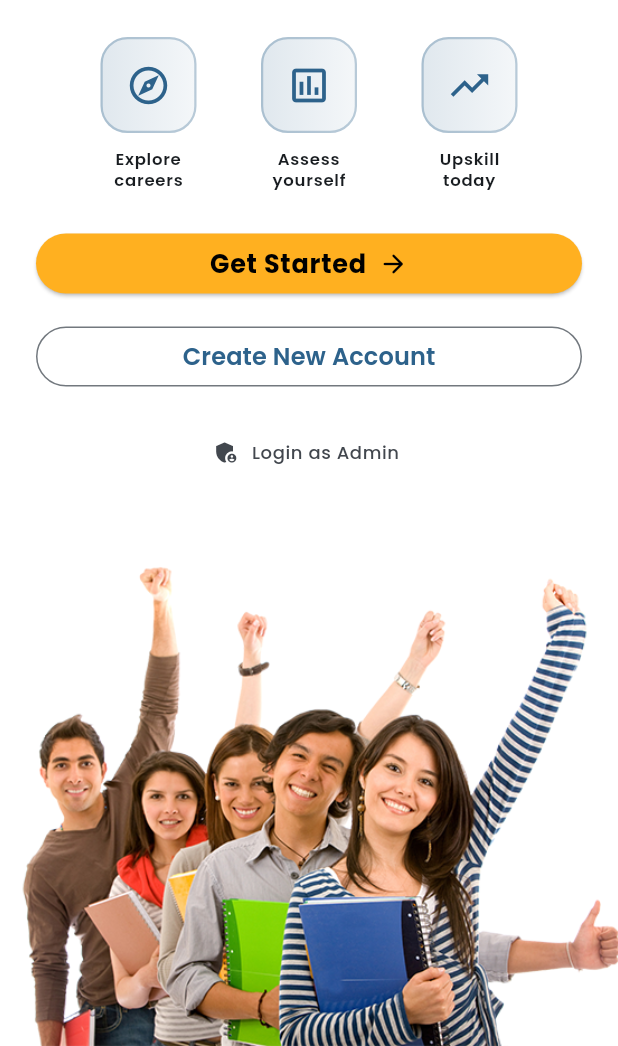
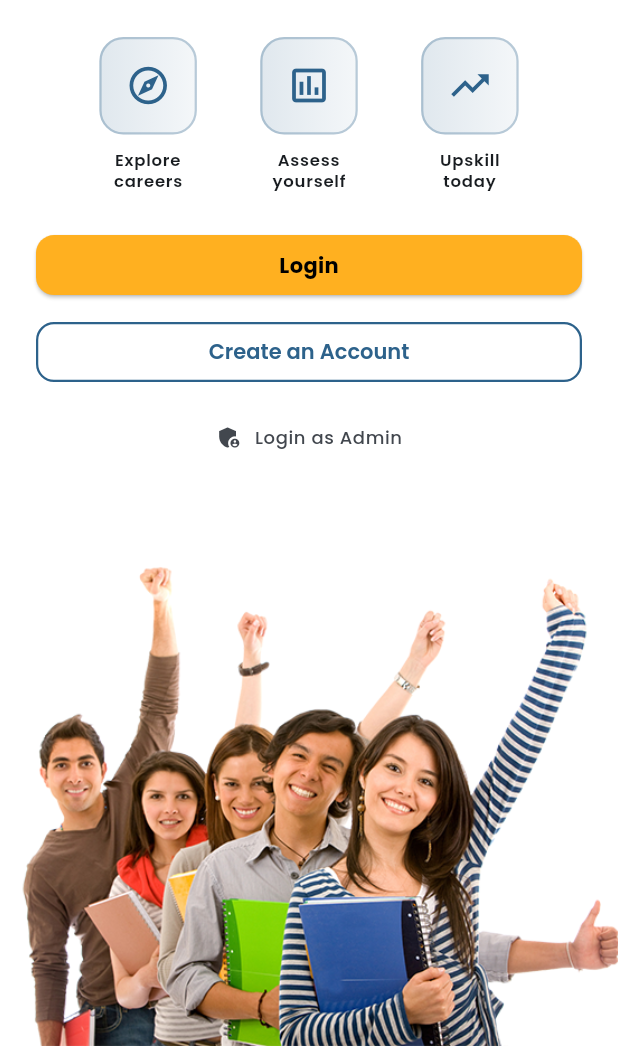
Before and after one commit to pratham-sarankar/student_training_app, a Flutter app: the screen it shows after launch, on a phone screen of 412 x 824 dp, the part 190-1236 px from its top. Run offline on Flutter 3.47's test engine with Material 3 defaults, Android fonts, the phone set to English and light mode, and no system bars; our stand-ins replace carousel_slider, cloud_firestore, firebase_auth, firebase_core, geocoding, geolocator and 8 more; accounts and stored records are empty.

Commit message:
Remove forui.

```diff
--- a/lib/core/theme/theme.dart
+++ b/lib/core/theme/theme.dart
@@ -345,6 +345,24 @@ class MaterialTheme {
     ),
     scaffoldBackgroundColor: colorScheme.surface,
     canvasColor: colorScheme.surface,
+    elevatedButtonTheme: ElevatedButtonThemeData(
+      style: ElevatedButton.styleFrom(
+        minimumSize: Size.fromHeight(40),
+        padding: const EdgeInsets.symmetric(vertical: 10),
+        shape: RoundedRectangleBorder(borderRadius: BorderRadius.circular(12)),
+      ),
+    ),
+    outlinedButtonTheme: OutlinedButtonThemeData(
+      style: OutlinedButton.styleFrom(
+        minimumSize: Size.fromHeight(40),
+        shape: RoundedRectangleBorder(borderRadius: BorderRadius.circular(12)),
+        side: BorderSide(color: colorScheme.primary, width: 1.5),
+        textStyle: textTheme.bodyMedium?.copyWith(
+          color: colorScheme.primary,
+          fontWeight: FontWeight.w600,
+        ),
+      ),
+    ),
   );
 
   List<ExtendedColor> get extendedColors => [];
--- a/lib/features/auth/widgets/password_form_field.dart
+++ b/lib/features/auth/widgets/password_form_field.dart
@@ -1,4 +1,5 @@
 import 'package:flutter/material.dart';
+import 'package:icons_plus/icons_plus.dart';
 
 class PasswordFormField extends StatefulWidget {
   const PasswordFormField({super.key, this.controller});
@@ -18,6 +19,7 @@ class _PasswordFormFieldState extends State<PasswordFormField> {
 
   @override
   Widget build(BuildContext context) {
+    final theme = Theme.of(context);
     return TextField(
       controller: widget.controller,
       decoration: InputDecoration(
@@ -29,6 +31,10 @@ class _PasswordFormFieldState extends State<PasswordFormField> {
           ),
           onPressed: _toggleObscureText,
         ),
+        border: UnderlineInputBorder(borderRadius: BorderRadius.circular(12)),
+        prefixIcon: Icon(HeroIcons.lock_closed),
+        fillColor: theme.colorScheme.surfaceBright,
+        filled: true,
       ),
       obscureText: _obscureText,
       textInputAction: TextInputAction.done,
--- a/lib/features/onboarding/welcome_screen.dart
+++ b/lib/features/onboarding/welcome_screen.dart
@@ -84,11 +84,12 @@ class WelcomeScreen extends StatelessWidget {
 
                   // Primary Action Button with enhanced styling
                   ElevatedButton(
-                    style: ButtonStyle(
-                      backgroundColor: WidgetStateProperty.all(
-                        const Color(0xFFFFB020),
+                    style: ElevatedButton.styleFrom(
+                      backgroundColor: const Color(0xFFFFB020),
+                      textStyle: theme.textTheme.bodyMedium?.copyWith(
+                        fontWeight: FontWeight.w600,
+                        color: Colors.black,
                       ),
-                      foregroundColor: WidgetStateProperty.all(Colors.black),
                     ),
                     onPressed: () {
                       Navigator.of(context).push(
@@ -97,26 +98,19 @@ class WelcomeScreen extends StatelessWidget {
                         ),
                       );
                     },
-                    child: Row(
-                      mainAxisAlignment: MainAxisAlignment.center,
-                      children: [
-                        const Text(
-                          'Get Started',
-                          style: TextStyle(
-                            fontSize: 17,
-                            fontWeight: FontWeight.w700,
-                            letterSpacing: 0.5,
+                    child: Text(
+                      'Login',
+                      style: theme.textTheme.bodyMedium?.copyWith(
+                        color: Colors.black,
+                        fontWeight: FontWeight.bold,
                       ),
                     ),
-                        const SizedBox(width: 8),
-                        Icon(Icons.arrow_forward_rounded, size: 20),
-                      ],
                   ),
-                  ),
-                  const SizedBox(height: 14),
+                  const SizedBox(height: 10),
 
                   // Secondary Action Button with better styling
                   OutlinedButton(
+                    style: OutlinedButton.styleFrom(),
                     onPressed: () {
                       Navigator.of(context).push(
                         MaterialPageRoute(
@@ -124,22 +118,13 @@ class WelcomeScreen extends StatelessWidget {
                         ),
                       );
                     },
-                    child: Center(
-                      child: Text(
-                        'Create New Account',
-                        style: TextStyle(
-                          fontSize: 16,
-                          fontWeight: FontWeight.w600,
-                          color: theme.colorScheme.primary,
-                        ),
-                      ),
-                    ),
+                    child: const Text('Create an Account'),
                   ),
                   const SizedBox(height: 16),
 
                   // Admin Login Button
-                  TextButton.icon(
-                    onPressed: () {
+                  InkWell(
+                    onTap: () {
                       Navigator.of(context).push(
                         MaterialPageRoute(
                           builder:
@@ -150,16 +135,28 @@ class WelcomeScreen extends StatelessWidget {
                         ),
                       );
                     },
-                    icon: Icon(
+                    borderRadius: BorderRadius.circular(12),
+                    child: Padding(
+                      padding: const EdgeInsets.all(8.0),
+                      child: Row(
+                        mainAxisSize: MainAxisSize.min,
+                        children: [
+                          Icon(
                             Icons.admin_panel_settings,
                             size: 18,
                             color: theme.colorScheme.onSurfaceVariant,
                           ),
-                    label: Text(
+                          const SizedBox(width: 8),
+                          Text(
                             'Login as Admin',
-                      style: Theme.of(context).textTheme.bodySmall?.copyWith(
+                            style: Theme.of(
+                              context,
+                            ).textTheme.bodySmall?.copyWith(
                               color: theme.colorScheme.onSurfaceVariant,
                               fontWeight: FontWeight.w500,
+                            ),
+                          ),
+                        ],
                       ),
                     ),
                   ),
@@ -191,16 +188,16 @@ class _FeatureItem extends StatelessWidget {
     return Column(
       children: [
         Container(
-          width: 64,
-          height: 64,
           decoration: BoxDecoration(
             gradient: gradient,
-            borderRadius: BorderRadius.circular(18),
+            shape: BoxShape.rectangle,
+            borderRadius: BorderRadius.circular(16),
             border: Border.all(
               color: theme.colorScheme.primary.withValues(alpha: 0.3),
               width: 1.5,
             ),
           ),
+          padding: const EdgeInsets.all(16),
           child: Icon(icon, size: 30, color: theme.colorScheme.primary),
         ),
         const SizedBox(height: 10),
--- a/lib/main.dart
+++ b/lib/main.dart
@@ -5,7 +5,6 @@ import 'package:learn_work/core/theme/theme.dart';
 import 'package:provider/provider.dart';
 import 'firebase_options.dart';
 import 'widgets/splash_screen.dart';
-import 'utils/custom_theme.dart';
 import 'utils/service_locator.dart';
 import 'features/auth/providers/auth_provider.dart';
 
```
Also changed, not shown: lib/features/auth/screens/login_screen.dart (+18 -28 lines), lib/features/auth/screens/register_screen.dart (+2 -30 lines). Lines whose indentation alone changed are shown as unchanged.
